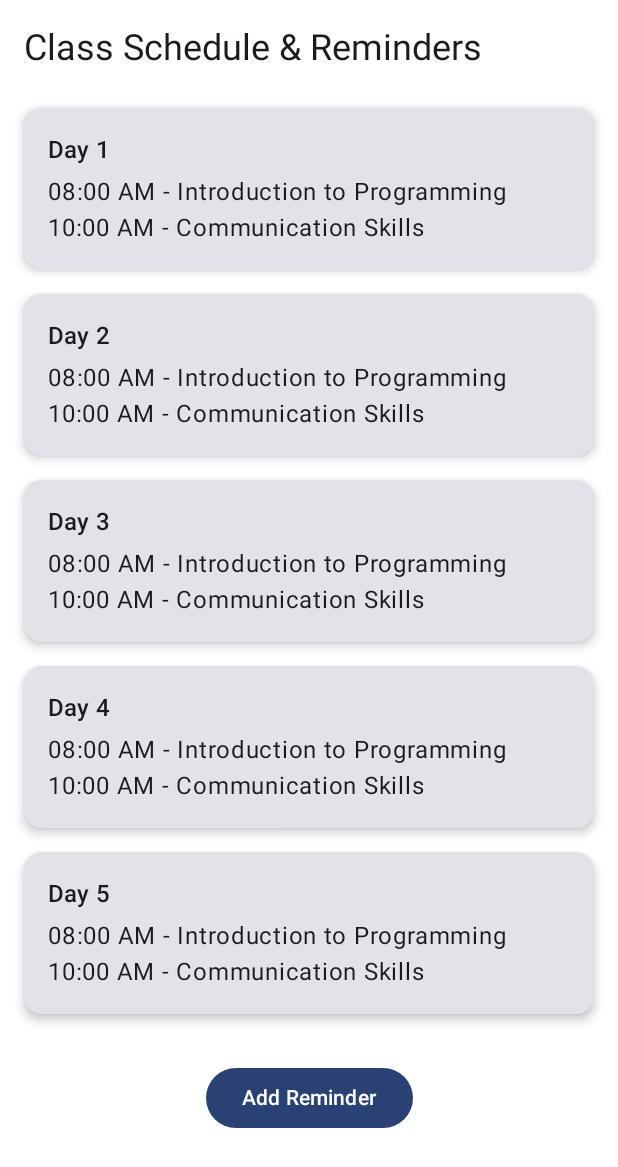
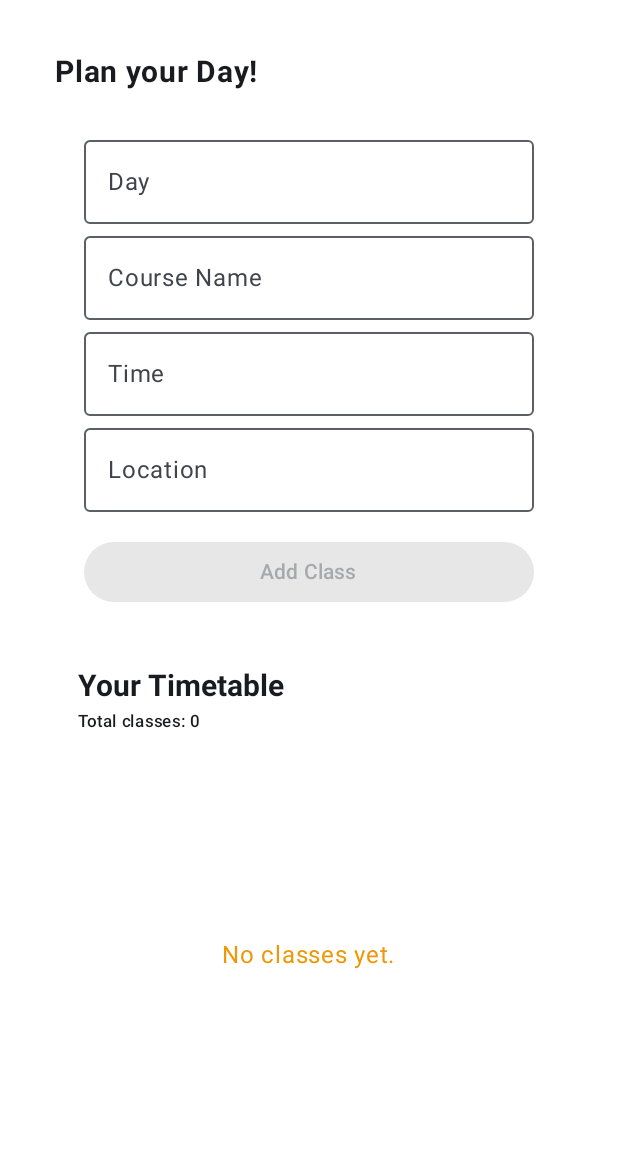
Before and after one commit to fav-coder/TUM-MOBILE-APP, an Android app built with Jetpack Compose: the TimetableMainScreen screen opened through its navigation route, on a phone screen of 412 x 824 dp. Shown: the top 1167 px of the screen. Run offline under Robolectric (Android 15) with nearby library versions, the phone set to English and light mode, and no system bars.

Commit message:
add file

```diff
--- /dev/null
+++ b/app/src/main/java/com/example/studentbuddy/data/models/ClassScheduleItem.kt
@@ -0,0 +1,8 @@
+package com.example.studentbuddy.data.models
+
+data class ClassScheduleItem(
+    val day: String,
+    val courseName: String,
+    val date: String,
+    val location: String
+)
--- /dev/null
+++ b/app/src/main/java/com/example/studentbuddy/ui/components/AddClassForm.kt
@@ -0,0 +1,65 @@
+package com.example.studentbuddy.ui.components
+
+import androidx.compose.foundation.layout.Column
+import androidx.compose.foundation.layout.Spacer
+import androidx.compose.foundation.layout.fillMaxWidth
+import androidx.compose.foundation.layout.height
+import androidx.compose.foundation.layout.padding
+import androidx.compose.material3.Button
+import androidx.compose.material3.ButtonDefaults
+import androidx.compose.material3.OutlinedTextField
+import androidx.compose.material3.OutlinedTextFieldDefaults
+import androidx.compose.material3.Text
+import androidx.compose.runtime.Composable
+import androidx.compose.runtime.getValue
+import androidx.compose.runtime.mutableStateOf
+import androidx.compose.runtime.remember
+import androidx.compose.runtime.setValue
+import androidx.compose.ui.Modifier
+import androidx.compose.ui.graphics.Color
+import androidx.compose.ui.unit.dp
+import com.example.studentbuddy.data.models.ClassScheduleItem
+
+@Composable
+fun AddClassForm(onAdd: (ClassScheduleItem) -> Unit) {
+    var day by remember { mutableStateOf("") }
+    var courseName by remember { mutableStateOf("") }
+    var time by remember { mutableStateOf("") }
+    var location by remember { mutableStateOf("") }
+
+    Column(modifier = Modifier.fillMaxWidth().padding(20.dp)) {
+        OutlinedTextField(day, { day = it }, label = { Text("Day") }, modifier = Modifier.fillMaxWidth(),colors = OutlinedTextFieldDefaults.colors(
+            focusedTextColor = Color.Black,
+            unfocusedTextColor = Color.Black
+        ))
+        OutlinedTextField(courseName, { courseName = it }, label = { Text("Course Name") }, modifier = Modifier.fillMaxWidth(),colors = OutlinedTextFieldDefaults.colors(
+            focusedTextColor = Color.Black,
+            unfocusedTextColor = Color.Black
+        ))
+        OutlinedTextField(time, { time = it }, label = { Text("Time") }, modifier = Modifier.fillMaxWidth(),colors = OutlinedTextFieldDefaults.colors(
+            focusedTextColor = Color.Black,
+            unfocusedTextColor = Color.Black
+        ))
+        OutlinedTextField(location, { location = it }, label = { Text("Location") }, modifier = Modifier.fillMaxWidth(),colors = OutlinedTextFieldDefaults.colors(
+            focusedTextColor = Color.Black,
+            unfocusedTextColor = Color.Black
+        ))
+
+        Spacer(modifier = Modifier.height(16.dp))
+
+        Button(
+            onClick = {
+                onAdd(ClassScheduleItem(day, courseName, time, location))
+                day = ""; courseName = ""; time = ""; location = ""
+            },
+            modifier = Modifier.fillMaxWidth(),
+            colors = ButtonDefaults.buttonColors(
+                containerColor = Color(0xFFEC9808),       // Background color
+                contentColor = Color.White // Text/Icon color
+            ),
+            enabled = listOf(day, courseName, time, location).all { it.isNotBlank() }
+        ) {
+            Text("Add Class")
+        }
+    }
+}
--- /dev/null
+++ b/app/src/main/java/com/example/studentbuddy/ui/components/ClassCard.kt
@@ -0,0 +1,32 @@
+package com.example.studentbuddy.ui.components
+
+import androidx.compose.foundation.layout.Column
+import androidx.compose.foundation.layout.fillMaxWidth
+import androidx.compose.foundation.layout.padding
+import androidx.compose.material3.Card
+import androidx.compose.material3.CardDefaults
+import androidx.compose.material3.Divider
+import androidx.compose.material3.MaterialTheme
+import androidx.compose.material3.Text
+import androidx.compose.runtime.Composable
+import androidx.compose.ui.Modifier
+import androidx.compose.ui.unit.dp
+import com.example.studentbuddy.data.models.ClassScheduleItem
+
+@Composable
+fun ClassCard(item: ClassScheduleItem) {
+    Card(
+        onClick = { /* TODO: Handle tap */ },
+        modifier = Modifier
+            .fillMaxWidth()
+            .padding(vertical = 4.dp),
+        colors = CardDefaults.cardColors(containerColor = MaterialTheme.colorScheme.surfaceVariant)
+    ) {
+        Column(modifier = Modifier.padding(12.dp)) {
+            Text(item.courseName, style = MaterialTheme.typography.titleSmall)
+            Text("📅 ${item.day}  |  🕒 ${item.day}", style = MaterialTheme.typography.labelSmall)
+            Divider(modifier = Modifier.padding(vertical = 4.dp))
+            Text("📍 Location: ${item.location}", style = MaterialTheme.typography.bodySmall)
+        }
+    }
+}
--- a/app/src/main/java/com/example/studentbuddy/ui/screens/EventsScreen.kt
+++ b/app/src/main/java/com/example/studentbuddy/ui/screens/EventsScreen.kt
@@ -108,8 +108,8 @@ fun EventsScreen(navController: NavController, innerPadding: PaddingValues) {
             },
             modifier = Modifier.align(Alignment.End),
             colors = ButtonDefaults.buttonColors(
-                containerColor = Color.Green,
-                contentColor = Color.Black
+                containerColor = Color(0xFFEC9808),       // Background color
+                contentColor = Color.White
             )
         ) {
             Text(if (editingIndex == null) "Add" else "Update")
@@ -124,7 +124,7 @@ fun EventsScreen(navController: NavController, innerPadding: PaddingValues) {
         Spacer(modifier = Modifier.height(8.dp))
 
         if (events.isEmpty()) {
-            Text("No events added yet.", fontSize = 18.sp)
+            Text("No events added yet.",  color = Color(0xFFEC9808))
         } else {
             LazyColumn {
                 items(events.indices.toList()) { index ->
--- a/app/src/main/java/com/example/studentbuddy/ui/screens/HomeDashboard.kt
+++ b/app/src/main/java/com/example/studentbuddy/ui/screens/HomeDashboard.kt
@@ -82,14 +82,8 @@ Box(
                     .padding(16.dp)
                     .clip(RoundedCornerShape(16.dp))
                     .clickable { navController.navigate("Map") }
-                    .background(
-                        brush = Brush.verticalGradient(
-                            colors = listOf(
-                                Color.Yellow.copy(alpha = 0.3f),
-                                Color.Green.copy(alpha = 0.5f)
-                            )
-                        )
-                    )
+                    .background(Color(0xFFEC9808).copy(alpha = 0.9f))
+
                     .graphicsLayer {
                         alpha = 0.85f
                         shadowElevation = 8.dp.toPx()
@@ -111,14 +105,8 @@ Box(
                     .padding(16.dp)
                     .clip(RoundedCornerShape(16.dp))
                     .clickable { navController.navigate("ClassScheduleAndReminders") }
-                    .background(
-                        brush = Brush.verticalGradient(
-                            colors = listOf(
-                                Color.Yellow.copy(alpha = 0.3f),
-                                Color.Green.copy(alpha = 0.5f)
-                            )
-                        )
-                    )
+                    .background(Color(0xFFEC9808).copy(alpha = 0.9f))
+
                     .graphicsLayer {
                         alpha = 0.85f
                         shadowElevation = 8.dp.toPx()
@@ -143,14 +131,8 @@ Box(
                     .padding(16.dp)
                     .clip(RoundedCornerShape(16.dp))
                     .clickable { navController.navigate("LostAndFound") }
-                    .background(
-                        brush = Brush.verticalGradient(
-                            colors = listOf(
-                                Color.Yellow.copy(alpha = 0.3f),
-                                Color.Green.copy(alpha = 0.5f)
-                            )
-                        )
-                    )
+                    .background(Color(0xFFEC9808).copy(alpha = 0.9f))
+
                     .graphicsLayer {
                         alpha = 0.85f
                         shadowElevation = 8.dp.toPx()
@@ -172,14 +154,8 @@ Box(
                     .padding(16.dp)
                     .clip(RoundedCornerShape(16.dp))
                     .clickable { navController.navigate("Events") }
-                    .background(
-                        brush = Brush.verticalGradient(
-                            colors = listOf(
-                                Color.Yellow.copy(alpha = 0.3f),
-                                Color.Green.copy(alpha = 0.5f)
-                            )
-                        )
-                    )
+                    .background(Color(0xFFEC9808).copy(alpha = 0.9f))
+
                     .graphicsLayer {
                         alpha = 0.85f
                         shadowElevation = 8.dp.toPx()
@@ -203,14 +179,8 @@ Box(
                     .padding(16.dp)
                     .clip(RoundedCornerShape(16.dp))
                     .clickable { navController.navigate("QuickHelp") }
-                    .background(
-                        brush = Brush.verticalGradient(
-                            colors = listOf(
-                                Color.Yellow.copy(alpha = 0.3f),
-                                Color.Green.copy(alpha = 0.5f)
-                            )
-                        )
-                    )
+                    .background(Color(0xFFEC9808).copy(alpha = 0.9f))
+
                     .graphicsLayer {
                         alpha = 0.85f
                         shadowElevation = 8.dp.toPx()
@@ -232,14 +202,8 @@ Box(
                     .padding(16.dp)
                     .clip(RoundedCornerShape(16.dp))
                     .clickable { navController.navigate("QuickFAQ") }
-                    .background(
-                        brush = Brush.verticalGradient(
-                            colors = listOf(
-                                Color.Yellow.copy(alpha = 0.3f),
-                                Color.Green.copy(alpha = 0.5f)
-                            )
-                        )
-                    )
+                    .background(Color(0xFFEC9808).copy(alpha = 0.9f))
+
                     .graphicsLayer {
                         alpha = 0.85f
                         shadowElevation = 8.dp.toPx()
--- a/app/src/main/java/com/example/studentbuddy/ui/screens/NavigationGraph.kt
+++ b/app/src/main/java/com/example/studentbuddy/ui/screens/NavigationGraph.kt
@@ -2,22 +2,44 @@ package com.example.studentbuddy.ui.screens
 
 import CampusMapScreen
 import androidx.compose.foundation.layout.PaddingValues
-import androidx.compose.runtime.Composable
+import androidx.compose.runtime.*
 import androidx.navigation.NavHostController
 import androidx.navigation.compose.NavHost
 import androidx.navigation.compose.composable
+import com.example.studentbuddy.data.models.ClassScheduleItem
 
 @Composable
 fun CampusBuddyNavGraph(innerPadding: PaddingValues, navController: NavHostController) {
+    // 🔁 Persisted across navigation
+    val schedule = remember { mutableStateListOf<ClassScheduleItem>() }
+
     NavHost(navController = navController, startDestination = "home") {
-        composable("Home") { HomeDashboard(innerPadding = PaddingValues(), navController) } // call your actual home screen here
-        composable("ClassScheduleAndReminders") { TimetableScreen(navController) }
-        composable("map") { CampusMapScreen(innerPadding = PaddingValues(),navController) }
-        composable("LostAndFound") { LostAndFoundScreen(navController) }
-        composable("QuickHelp") { QuickHelpScreen(navController) }
-        composable("QuickFAQ") { QuickFAQScreen(navController) }
-        composable("Events") { EventsScreen(navController,innerPadding = PaddingValues()) }
+        composable("Home") {
+            HomeDashboard(innerPadding = PaddingValues(), navController)
+        }
 
+        composable("ClassScheduleAndReminders") {
+            TimetableMainScreen(schedule, innerPadding)
+        }
 
+        composable("map") {
+            CampusMapScreen(innerPadding = PaddingValues(), navController)
+        }
+
+        composable("LostAndFound") {
+            LostAndFoundScreen(navController)
+        }
+
+        composable("QuickHelp") {
+            QuickHelpScreen(navController)
+        }
+
+        composable("QuickFAQ") {
+            QuickFAQScreen(navController)
+        }
+
+        composable("Events") {
+            EventsScreen(navController, innerPadding = PaddingValues())
+        }
     }
 }
--- /dev/null
+++ b/app/src/main/java/com/example/studentbuddy/ui/screens/TimetableMainScreen.kt
@@ -0,0 +1,38 @@
+package com.example.studentbuddy.ui.screens
+
+import androidx.compose.runtime.*
+import androidx.compose.foundation.layout.*
+import androidx.compose.material3.HorizontalDivider
+import androidx.compose.material3.Text
+import androidx.compose.runtime.snapshots.SnapshotStateList
+import androidx.compose.ui.text.style.TextAlign
+import androidx.compose.ui.Modifier
+import androidx.compose.ui.text.font.FontWeight.Companion.Bold
+import androidx.compose.ui.unit.dp
+import androidx.compose.ui.unit.sp
+import com.example.studentbuddy.data.models.ClassScheduleItem
+import com.example.studentbuddy.ui.components.AddClassForm
+
+@Composable
+fun TimetableMainScreen(schedule: SnapshotStateList<ClassScheduleItem>, innerPadding: PaddingValues) {
+    Column(modifier = Modifier
+        .fillMaxSize()
+        .padding(36.dp)
+
+
+    ) {
+        Text(text = "Plan your Day!",
+            fontWeight = Bold,
+            fontSize = 20.sp,
+            textAlign = TextAlign.Center,
+
+
+            )
+        Spacer(modifier=Modifier.height(5.dp))
+        AddClassForm(onAdd = { newClass ->
+            schedule.add(newClass)  // ✅ This modifies the actual list
+        })
+
+        TimetableScreen(schedule = schedule)
+    }
+}
--- a/app/src/main/java/com/example/studentbuddy/ui/screens/TimetableScreen.kt
+++ b/app/src/main/java/com/example/studentbuddy/ui/screens/TimetableScreen.kt
@@ -1,53 +1,58 @@
 package com.example.studentbuddy.ui.screens
 
+import androidx.compose.foundation.layout.Box
 import androidx.compose.foundation.layout.Column
 import androidx.compose.foundation.layout.Spacer
 import androidx.compose.foundation.layout.fillMaxSize
-import androidx.compose.foundation.layout.fillMaxWidth
 import androidx.compose.foundation.layout.height
 import androidx.compose.foundation.layout.padding
-import androidx.compose.material3.Button
-import androidx.compose.material3.Card
-import androidx.compose.material3.CardDefaults
+import androidx.compose.foundation.lazy.LazyColumn
+import androidx.compose.foundation.lazy.items
 import androidx.compose.material3.MaterialTheme
 import androidx.compose.material3.Text
 import androidx.compose.runtime.Composable
+import androidx.compose.runtime.snapshots.SnapshotStateList
 import androidx.compose.ui.Alignment
 import androidx.compose.ui.Modifier
+import androidx.compose.ui.graphics.Color
+import androidx.compose.ui.text.font.FontWeight.Companion.Bold
 import androidx.compose.ui.unit.dp
-import androidx.navigation.NavHostController
+import androidx.compose.ui.unit.sp
+import com.example.studentbuddy.data.models.ClassScheduleItem
+import com.example.studentbuddy.ui.components.ClassCard
 
 @Composable
-fun TimetableScreen(navController: NavHostController) {
-    Column(
-        modifier = Modifier
-            .fillMaxSize()
-            .padding(16.dp)
-    ) {
-        Text("Class Schedule & Reminders", style = MaterialTheme.typography.headlineSmall)
+fun TimetableScreen(schedule: SnapshotStateList<ClassScheduleItem>) {
+    Column(modifier = Modifier.fillMaxSize().padding(16.dp)) {
+        Text("Your Timetable", style = MaterialTheme.typography.headlineSmall, fontSize = 20.sp, fontWeight = Bold)
+        Text("Total classes: ${schedule.size}", style = MaterialTheme.typography.labelSmall)
 
-        Spacer(modifier = Modifier.height(16.dp))
+        Spacer(Modifier.height(12.dp))
 
-        repeat(5) { day ->
-            Card(
-                modifier = Modifier
-                    .fillMaxWidth()
-                    .padding(vertical = 8.dp),
-                elevation = CardDefaults.cardElevation(defaultElevation = 4.dp)
+        if (schedule.isEmpty()) {
+            Box(
+                modifier = Modifier.fillMaxSize(),
+                contentAlignment = Alignment.Center
             ) {
-                Column(modifier = Modifier.padding(16.dp)) {
-                    Text("Day ${day + 1}", style = MaterialTheme.typography.titleMedium)
-                    Spacer(modifier = Modifier.height(4.dp))
-                    Text("08:00 AM - Introduction to Programming")
-                    Text("10:00 AM - Communication Skills")
+                Text(
+                    "No classes yet.",
+                    color = Color(0xFFEC9808),
+
+                )
+            }
+        } else {
+            LazyColumn {
+                val grouped = schedule.groupBy { it.day }
+                grouped.forEach { (day, classList) -> // ✅ renamed 'items' to 'classList'
+                    item {
+                        Text(day, style = MaterialTheme.typography.titleMedium)
+                        Spacer(Modifier.height(4.dp))
+                    }
+                    items(classList) { classItem ->
+                        ClassCard(classItem)
+                    }
                 }
             }
         }
-
-        Spacer(modifier = Modifier.height(24.dp))
-
-        Button(onClick = { /* Add reminder action */ }, modifier = Modifier.align(Alignment.CenterHorizontally)) {
-            Text("Add Reminder")
-        }
     }
 }
```
